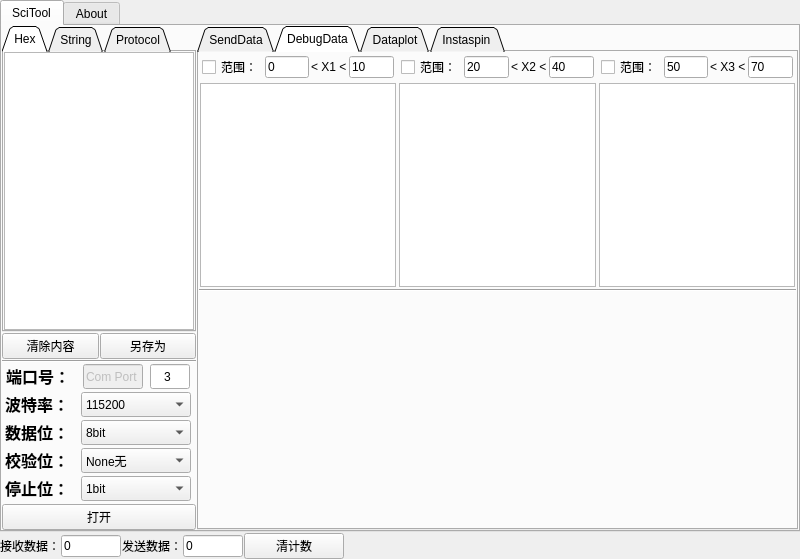
Above: sci_tool.ui from wuliaodew/sci_tool before the change. Below: the same form after it.
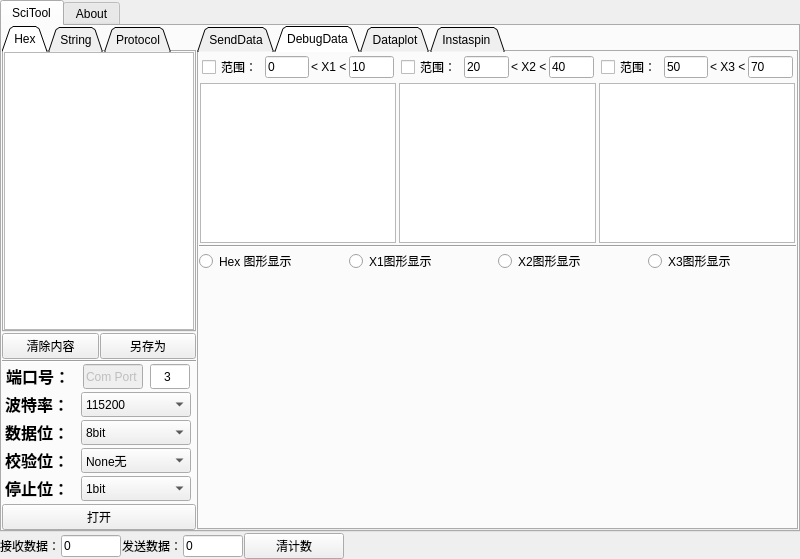
That is the form after the change.

Commit message: 增加matplot图形显示界面

Patch:
```diff
--- a/sci_tool.ui
+++ b/sci_tool.ui
@@ -1264,7 +1264,7 @@
            <attribute name="title">
             <string>DebugData</string>
            </attribute>
-           <layout class="QVBoxLayout" name="verticalLayout_12" stretch="1,1,1">
+           <layout class="QVBoxLayout" name="verticalLayout_12" stretch="3,0,0,4">
             <property name="spacing">
              <number>1</number>
             </property>
@@ -1481,7 +1481,39 @@
              </widget>
             </item>
             <item>
-             <layout class="QHBoxLayout" name="horizontalLayout_19"/>
+             <layout class="QHBoxLayout" name="horizontalLayout_19">
+              <item>
+               <widget class="QRadioButton" name="hexselec_radio">
+                <property name="text">
+                 <string>Hex 图形显示</string>
+                </property>
+               </widget>
+              </item>
+              <item>
+               <widget class="QRadioButton" name="x1selec_radio">
+                <property name="text">
+                 <string>X1图形显示</string>
+                </property>
+               </widget>
+              </item>
+              <item>
+               <widget class="QRadioButton" name="x2selec_radio">
+                <property name="text">
+                 <string>X2图形显示</string>
+                </property>
+               </widget>
+              </item>
+              <item>
+               <widget class="QRadioButton" name="x3selec_radio">
+                <property name="text">
+                 <string>X3图形显示</string>
+                </property>
+               </widget>
+              </item>
+             </layout>
+            </item>
+            <item>
+             <layout class="QHBoxLayout" name="debug_matplot_layout"/>
             </item>
            </layout>
           </widget>
```
The commit also changes 2 other files.
